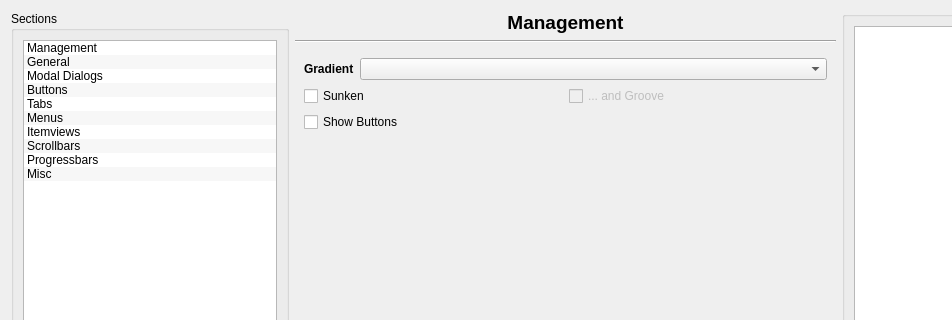
First picture: the form in config/config.ui, repository deiv/bespin-pkg, before the edit; both pictures show x 0 to 952 and y 0 to 320 of the 1131 by 765 pixel window.
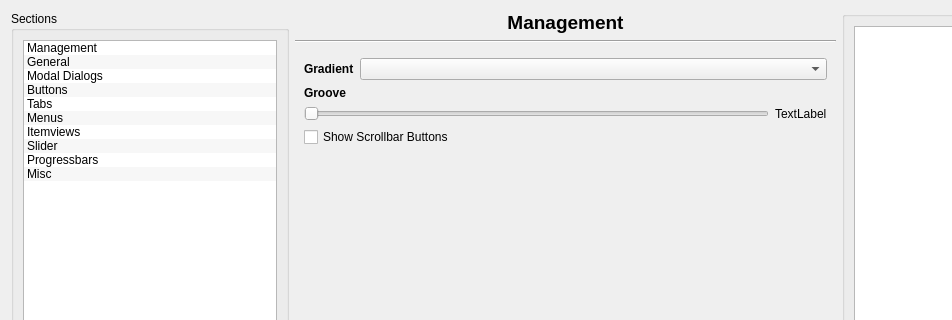
Second picture: the form after the edit.

Commit message: multi slider groove modes

```diff
--- a/config/config.ui
+++ b/config/config.ui
@@ -121,7 +121,7 @@
         </item>
         <item>
          <property name="text" >
-          <string>Scrollbars</string>
+          <string>Slider</string>
          </property>
         </item>
         <item>
@@ -1703,34 +1703,53 @@
         </layout>
        </item>
        <item row="1" column="0" >
+        <widget class="QLabel" name="label_42" >
+         <property name="font" >
+          <font>
+           <weight>75</weight>
+           <bold>true</bold>
+          </font>
+         </property>
+         <property name="text" >
+          <string>Groove</string>
+         </property>
+        </widget>
+       </item>
+       <item row="2" column="0" >
         <layout class="QHBoxLayout" >
          <item>
-          <widget class="QCheckBox" name="scrollSunken" >
-           <property name="text" >
-            <string>Sunken</string>
+          <widget class="QSlider" name="sliderGroove" >
+           <property name="maximum" >
+            <number>3</number>
+           </property>
+           <property name="pageStep" >
+            <number>1</number>
+           </property>
+           <property name="orientation" >
+            <enum>Qt::Horizontal</enum>
+           </property>
+           <property name="tickPosition" >
+            <enum>QSlider::NoTicks</enum>
            </property>
           </widget>
          </item>
          <item>
-          <widget class="QCheckBox" name="scrollGroove" >
-           <property name="enabled" >
-            <bool>false</bool>
-           </property>
+          <widget class="QLabel" name="grooveLabel" >
            <property name="text" >
-            <string>... and Groove</string>
+            <string>TextLabel</string>
            </property>
           </widget>
          </item>
         </layout>
        </item>
-       <item row="2" column="0" >
+       <item row="3" column="0" >
         <widget class="QCheckBox" name="showScrollButtons" >
          <property name="text" >
-          <string>Show Buttons</string>
+          <string>Show Scrollbar Buttons</string>
          </property>
         </widget>
        </item>
-       <item row="3" column="0" >
+       <item row="4" column="0" >
         <spacer>
          <property name="orientation" >
           <enum>Qt::Vertical</enum>
@@ -1738,7 +1757,7 @@
          <property name="sizeHint" >
           <size>
            <width>20</width>
-           <height>175</height>
+           <height>363</height>
           </size>
          </property>
         </spacer>
```
Left out of the diff: 34 changed lines with no effect on the pictures. The commit also changes 9 other files.
